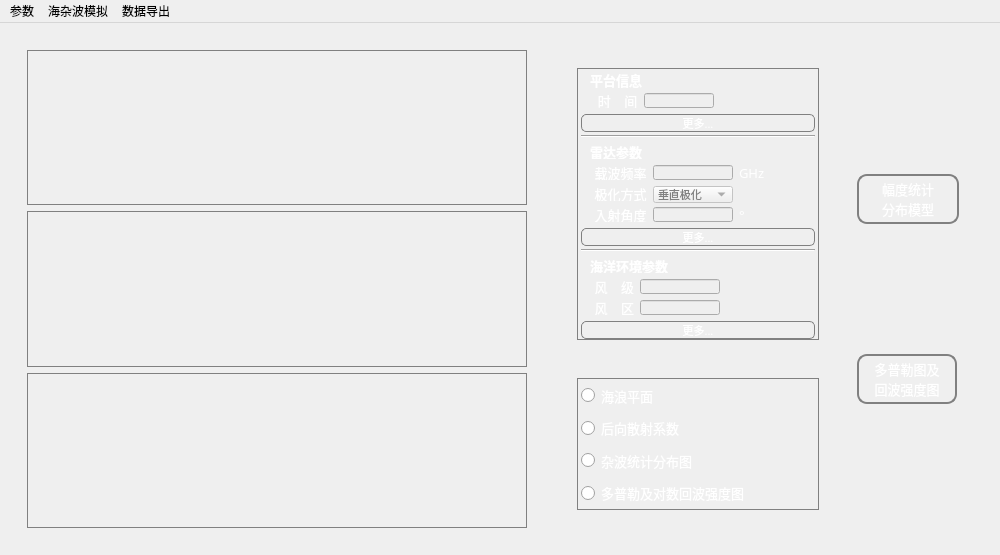
Before: the Qt Designer form MainWindow.ui in cedricxs/RadarSimulator, drawn with Qt 5.
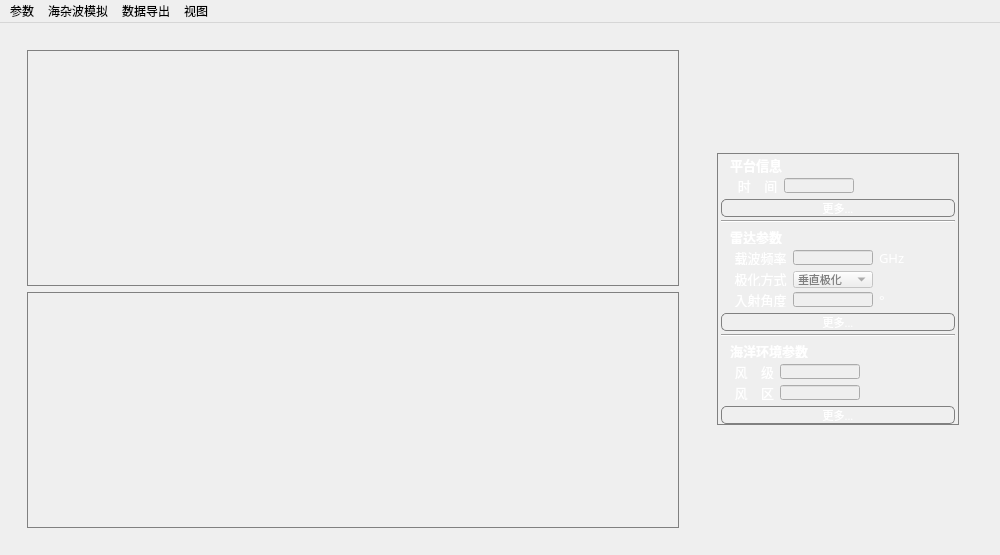
After: the same form once the commit is applied. The open tabs and pages were chosen to show the change. Icons and pictures are not drawn.

Commit message: modifiy the angle with k and add View menu and fit the proba

Patch:
```diff
--- a/MainWindow.ui
+++ b/MainWindow.ui
@@ -75,6 +75,12 @@
            <verstretch>0</verstretch>
           </sizepolicy>
          </property>
+         <property name="minimumSize">
+          <size>
+           <width>670</width>
+           <height>0</height>
+          </size>
+         </property>
          <property name="maximumSize">
           <size>
            <width>530</width>
@@ -111,7 +117,7 @@
              </property>
              <property name="maximumSize">
               <size>
-               <width>500</width>
+               <width>9999</width>
                <height>16777215</height>
               </size>
              </property>
@@ -136,7 +142,7 @@
              </property>
              <property name="maximumSize">
               <size>
-               <width>500</width>
+               <width>9999</width>
                <height>16777215</height>
               </size>
              </property>
@@ -150,31 +156,6 @@
              </property>
             </widget>
            </item>
-           <item>
-            <widget class="QWidget" name="widget_1" native="true">
-             <property name="sizePolicy">
-              <sizepolicy hsizetype="Expanding" vsizetype="Expanding">
-               <horstretch>0</horstretch>
-               <verstretch>0</verstretch>
-              </sizepolicy>
-             </property>
-             <property name="minimumSize">
-              <size>
-               <width>250</width>
-               <height>100</height>
-              </size>
-             </property>
-             <property name="maximumSize">
-              <size>
-               <width>500</width>
-               <height>16777215</height>
-              </size>
-             </property>
-             <property name="styleSheet">
-              <string notr="true">QWidget#widget_1{border: 1px solid gray}</string>
-             </property>
-            </widget>
-           </item>
           </layout>
          </widget>
          <widget class="QWidget" name="page_6">
@@ -1085,208 +1066,6 @@
             </layout>
            </widget>
           </item>
-          <item>
-           <widget class="QWidget" name="widget_18" native="true">
-            <property name="sizePolicy">
-             <sizepolicy hsizetype="Expanding" vsizetype="Expanding">
-              <horstretch>0</horstretch>
-              <verstretch>0</verstretch>
-             </sizepolicy>
-            </property>
-            <property name="maximumSize">
-             <size>
-              <width>270</width>
-              <height>160</height>
-             </size>
-            </property>
-            <property name="styleSheet">
-             <string notr="true">QWidget#widget_18{background-image:url(:/img/5njp9xK6q9.png)}</string>
-            </property>
-            <layout class="QVBoxLayout" name="verticalLayout_3">
-             <item>
-              <widget class="QWidget" name="widget_14" native="true">
-               <property name="styleSheet">
-                <string notr="true">QWidget#widget_14{border: 1px solid gray;margin:5px; }</string>
-               </property>
-               <layout class="QVBoxLayout" name="verticalLayout_13">
-                <item>
-                 <widget class="QRadioButton" name="radioButton_9">
-                  <property name="sizePolicy">
-                   <sizepolicy hsizetype="Expanding" vsizetype="Expanding">
-                    <horstretch>0</horstretch>
-                    <verstretch>0</verstretch>
-                   </sizepolicy>
-                  </property>
-                  <property name="font">
-                   <font>
-                    <family>黑体</family>
-                    <pointsize>10</pointsize>
-                   </font>
-                  </property>
-                  <property name="styleSheet">
-                   <string notr="true">QRadioButton#radioButton_9{color:white}</string>
-                  </property>
-                  <property name="text">
-                   <string>海浪平面</string>
-                  </property>
-                 </widget>
-                </item>
-                <item>
-                 <widget class="QRadioButton" name="radioButton_10">
-                  <property name="sizePolicy">
-                   <sizepolicy hsizetype="Expanding" vsizetype="Expanding">
-                    <horstretch>0</horstretch>
-                    <verstretch>0</verstretch>
-                   </sizepolicy>
-                  </property>
-                  <property name="font">
-                   <font>
-                    <family>黑体</family>
-                    <pointsize>10</pointsize>
-                   </font>
-                  </property>
-                  <property name="styleSheet">
-                   <string notr="true">
-QRadioButton#radioButton_10{color:white}</string>
-                  </property>
-                  <property name="text">
-                   <string>后向散射系数</string>
-                  </property>
-                 </widget>
-                </item>
-                <item>
-                 <widget class="QRadioButton" name="radioButton_7">
-                  <property name="sizePolicy">
-                   <sizepolicy hsizetype="Expanding" vsizetype="Expanding">
-                    <horstretch>0</horstretch>
-                    <verstretch>0</verstretch>
-                   </sizepolicy>
-                  </property>
-                  <property name="font">
-                   <font>
-                    <family>黑体</family>
-                    <pointsize>10</pointsize>
-                   </font>
-                  </property>
-                  <property name="styleSheet">
-                   <string notr="true">QRadioButton#radioButton_7{color:white}
-</string>
-                  </property>
-                  <property name="text">
-                   <string>杂波统计分布图</string>
-                  </property>
-                 </widget>
-                </item>
-                <item>
-                 <widget class="QRadioButton" name="radioButton_11">
-                  <property name="sizePolicy">
-                   <sizepolicy hsizetype="Expanding" vsizetype="Expanding">
-                    <horstretch>0</horstretch>
-                    <verstretch>0</verstretch>
-                   </sizepolicy>
-                  </property>
-                  <property name="font">
-                   <font>
-                    <family>黑体</family>
-                    <pointsize>10</pointsize>
-                   </font>
-                  </property>
-                  <property name="styleSheet">
-                   <string notr="true">
-QRadioButton#radioButton_11{color:white}</string>
-                  </property>
-                  <property name="text">
-                   <string>多普勒及对数回波强度图</string>
-                  </property>
-                 </widget>
-                </item>
-               </layout>
-              </widget>
-             </item>
-            </layout>
-           </widget>
-          </item>
-         </layout>
-        </widget>
-       </item>
-       <item>
-        <widget class="QWidget" name="widget_25" native="true">
-         <property name="sizePolicy">
-          <sizepolicy hsizetype="Expanding" vsizetype="Expanding">
-           <horstretch>0</horstretch>
-           <verstretch>0</verstretch>
-          </sizepolicy>
-         </property>
-         <property name="maximumSize">
-          <size>
-           <width>150</width>
-           <height>16777215</height>
-          </size>
-         </property>
-         <property name="font">
-          <font>
-           <family>黑体</family>
-          </font>
-         </property>
-         <layout class="QVBoxLayout" name="verticalLayout_8">
-          <item>
-           <widget class="QPushButton" name="pushButton">
-            <property name="sizePolicy">
-             <sizepolicy hsizetype="Expanding" vsizetype="Expanding">
-              <horstretch>0</horstretch>
-              <verstretch>0</verstretch>
-             </sizepolicy>
-            </property>
-            <property name="maximumSize">
-             <size>
-              <width>102</width>
-              <height>50</height>
-             </size>
-            </property>
-            <property name="font">
-             <font>
-              <family>黑体</family>
-              <pointsize>10</pointsize>
-             </font>
-            </property>
-            <property name="styleSheet">
-             <string notr="true">QPushButton#pushButton{border:2px solid gray;border-radius: 10px;color:white; }</string>
-            </property>
-            <property name="text">
-             <string>幅度统计
-分布模型</string>
-            </property>
-           </widget>
-          </item>
-          <item>
-           <widget class="QPushButton" name="pushButton_8">
-            <property name="sizePolicy">
-             <sizepolicy hsizetype="Expanding" vsizetype="Expanding">
-              <horstretch>0</horstretch>
-              <verstretch>0</verstretch>
-             </sizepolicy>
-            </property>
-            <property name="maximumSize">
-             <size>
-              <width>100</width>
-              <height>50</height>
-             </size>
-            </property>
-            <property name="font">
-             <font>
-              <family>黑体</family>
-              <pointsize>10</pointsize>
-             </font>
-            </property>
-            <property name="styleSheet">
-             <string notr="true">QPushButton#pushButton_8{border:2px solid gray;border-radius: 10px;color:white;}</string>
-            </property>
-            <property name="text">
-             <string>多普勒图及
-回波强度图</string>
-            </property>
-           </widget>
-          </item>
          </layout>
         </widget>
        </item>
@@ -1328,9 +1107,22 @@
     </property>
     <addaction name="action_6"/>
    </widget>
+   <widget class="QMenu" name="menu_4">
+    <property name="title">
+     <string>视图</string>
+    </property>
+    <addaction name="action_4"/>
+    <addaction name="separator"/>
+    <addaction name="action_9"/>
+    <addaction name="separator"/>
+    <addaction name="action_11"/>
+    <addaction name="separator"/>
+    <addaction name="action_13"/>
+   </widget>
    <addaction name="menu"/>
    <addaction name="menu_2"/>
    <addaction name="menu_3"/>
+   <addaction name="menu_4"/>
   </widget>
   <action name="action">
    <property name="text">
```
Left out of the diff: 28 changed lines with no effect on the pictures. The commit also changes 18 other files.
